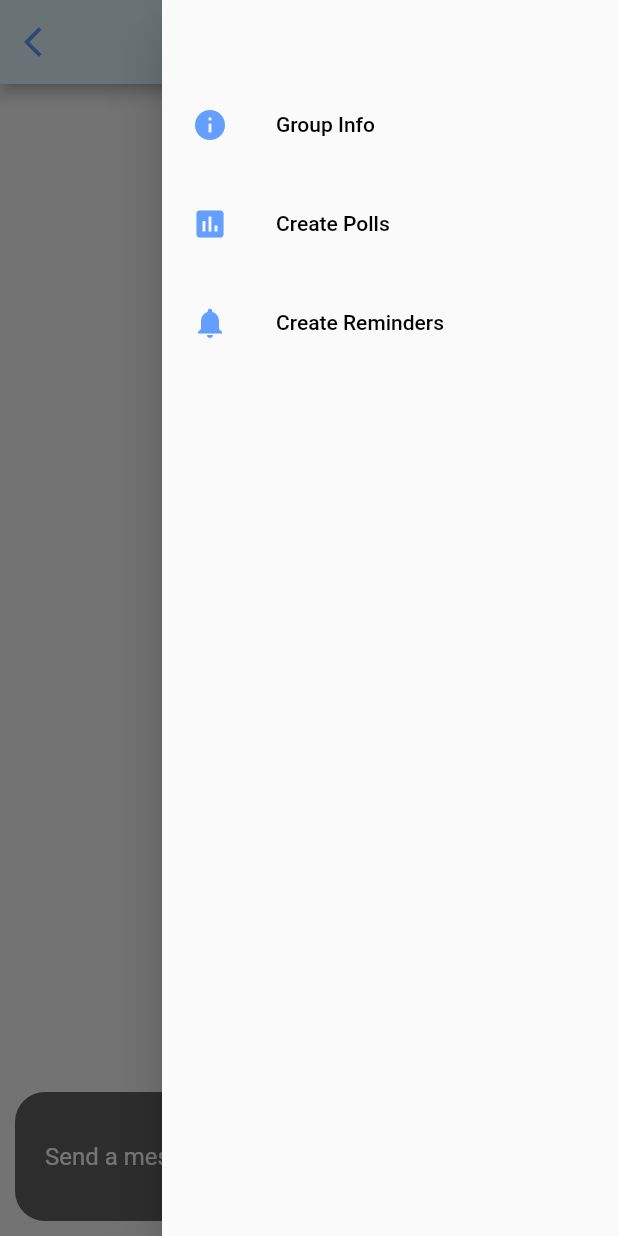
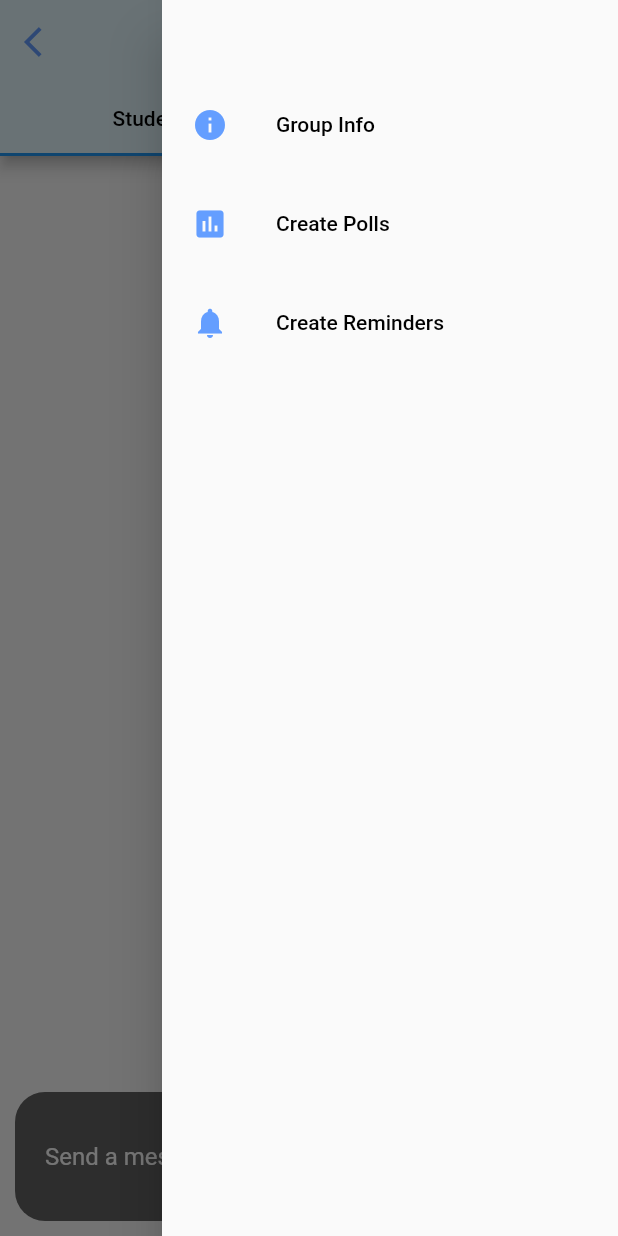
Before and after one commit to HimangaNimesh/ITUM_Communication_Platform_V3, a Flutter app: the ChatPage screen opened directly with empty values, with the side drawer open, on a phone screen of 412 x 824 dp. Run offline on Flutter 3.47's test engine with Material 2 defaults, Android fonts, the phone set to English and light mode, and no system bars; our stand-ins replace cloud_firestore, firebase_auth, firebase_core, shared_preferences; accounts and stored records are empty.

Commit message:
update 2 tabs and update comments

```diff
--- a/lib/helper/helper_function.dart
+++ b/lib/helper/helper_function.dart
@@ -2,10 +2,12 @@ import 'package:shared_preferences/shared_preferences.dart';
 
 class HelperFunctions{
 
+  //keys
   static String userLoggedInkey = "LOGGEDINKEY";
   static String userNamekey = "USERNAMEKEY";
   static String userEmailKey = "USEREMAILKEY";
 
+  // saving the data to SF
   static Future<bool> saveUserLoggedInStatus(bool isUserLoggedIn) async{
     SharedPreferences sf = await SharedPreferences.getInstance();
     return await sf.setBool(userLoggedInkey, isUserLoggedIn);
@@ -21,6 +23,7 @@ class HelperFunctions{
     return await sf.setString(userEmailKey, userEmail);
   }
 
+  // getting the data from SF
   static Future<bool?> getUserLoggedInStatus() async{
     SharedPreferences sf = await SharedPreferences.getInstance();
     return sf.getBool(userLoggedInkey);
--- a/lib/pages/groups/chat_page.dart
+++ b/lib/pages/groups/chat_page.dart
@@ -1,5 +1,6 @@
 import 'package:cloud_firestore/cloud_firestore.dart';
 import 'package:flutter/material.dart';
+import 'package:flutter/services.dart';
 import 'package:itum_communication_platform/notifications/inbox_notifications.dart';
 import 'package:itum_communication_platform/pages/polls/polls_home_page.dart';
 import 'package:itum_communication_platform/pages/polls/polls_view.dart';
@@ -50,7 +51,9 @@ class _ChatPageState extends State<ChatPage> {
 
   @override
   Widget build(BuildContext context) {
-    return Scaffold(
+    return DefaultTabController(
+      length: 2,
+      child: Scaffold(
         appBar: AppBar(
           automaticallyImplyLeading: false,
           centerTitle: true,
@@ -80,6 +83,16 @@ class _ChatPageState extends State<ChatPage> {
                   icon: const Icon(Icons.more_vert, color: Color(0xff649EFF),)),
             ),
           ],
+          bottom: TabBar(
+            labelColor: Colors.black,
+              tabs: [
+                Tab(
+                  text: 'Students',
+                ),
+                Tab(
+                  text: 'Admin',
+                )
+              ]),
         ),
           endDrawer: Drawer(
             child: ListView(
@@ -118,7 +131,14 @@ class _ChatPageState extends State<ChatPage> {
               ],
             ),
           ),
-      body: Stack(
+        body: Column(
+          children: [
+
+            Expanded(
+              child: TabBarView(
+                  children: [
+                    Container(
+                      child: Stack(
                         children: <Widget>[
                           chatMessages(),
                           Container(
@@ -167,6 +187,18 @@ class _ChatPageState extends State<ChatPage> {
                           )
                         ],
                       )
+                    ),
+                    Container(
+                      child: Center(
+                        child: Text('Admin'),
+                      )
+                    )
+                  ]),
+            )
+          ],
+        )
+
+      ),
     );
   }
   chatMessages(){
@@ -175,13 +207,15 @@ class _ChatPageState extends State<ChatPage> {
         builder: (context,AsyncSnapshot snapshot){
           return snapshot.hasData ?
           ListView.builder(
+
               itemCount: snapshot.data.docs.length,
               itemBuilder: (context, index){
                 return MessageTile(
                     message: snapshot.data.docs[index]['message'],
                     sender: snapshot.data.docs[index]['sender'],
                     sentByMe: widget.userName == snapshot.data.docs[index]['sender']);
-            })
+              },
+          )
               : Container();
         });
   }
--- a/lib/pages/groups/groups_home_page.dart
+++ b/lib/pages/groups/groups_home_page.dart
@@ -35,6 +35,7 @@ class _GroupHomeState extends State<GroupHome> {
     gettingUserData();
   }
 
+  // string manipulation
   String getId(String res){
     return res.substring(0, res.indexOf("_"));
   }
--- a/lib/service/auth_service.dart
+++ b/lib/service/auth_service.dart
@@ -5,6 +5,7 @@ import 'package:itum_communication_platform/service/database_service.dart';
 class AuthService{
   final FirebaseAuth firebaseAuth = FirebaseAuth.instance;
 
+  //login
   Future loginWithUserNameandPassword(String email, String password)async{
     try{
 
@@ -20,6 +21,7 @@ class AuthService{
     }
   }
 
+  //register
   Future registerUserWithEmailandPassword(String fullName, String email, String password)async{
     try{
 
@@ -37,6 +39,7 @@ class AuthService{
     }
   }
 
+  //signout
   Future signOut() async{
     try{
       await HelperFunctions.saveUserLoggedInStatus(false);
```
Also changed, not shown: lib/service/database_service.dart (+16 -0 lines). Lines whose indentation alone changed are shown as unchanged.
